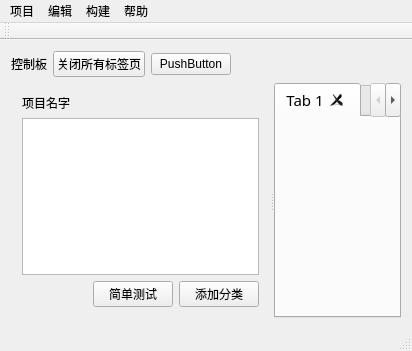
Before: the Qt Designer form mainwindow.ui in Deviluna/MediaIDE_free, drawn with Qt 5.
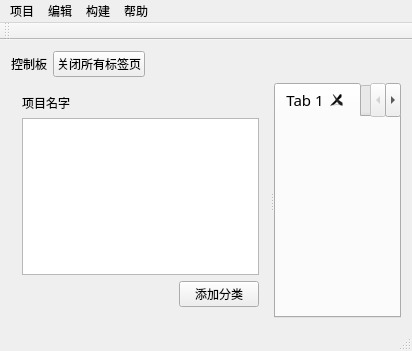
After: the same form once the commit is applied.

Diff of the .ui file:
```diff
--- a/mainwindow.ui
+++ b/mainwindow.ui
@@ -37,13 +37,6 @@
         </property>
        </widget>
       </item>
-      <item>
-       <widget class="QPushButton" name="pushButton_3">
-        <property name="text">
-         <string>PushButton</string>
-        </property>
-       </widget>
-      </item>
       <item>
        <spacer name="horizontalSpacer">
         <property name="orientation">
@@ -129,13 +122,6 @@
             </property>
            </spacer>
           </item>
-          <item>
-           <widget class="QPushButton" name="pushButton">
-            <property name="text">
-             <string>简单测试</string>
-            </property>
-           </widget>
-          </item>
           <item>
            <widget class="QPushButton" name="pushButton_8">
             <property name="text">
```
